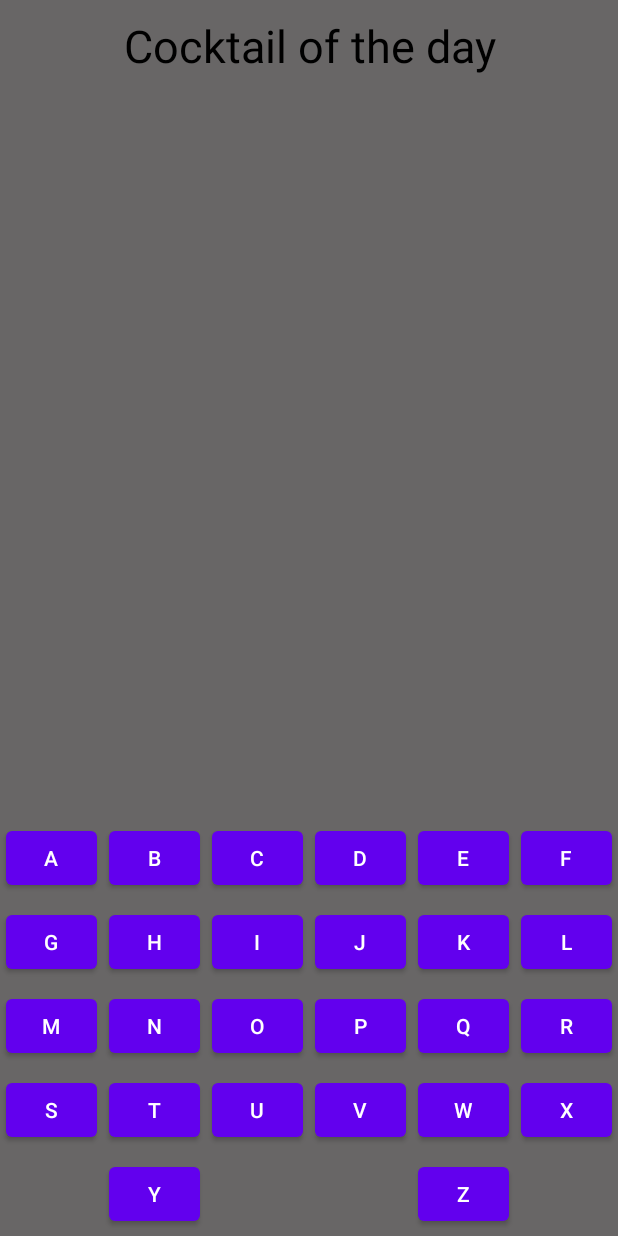
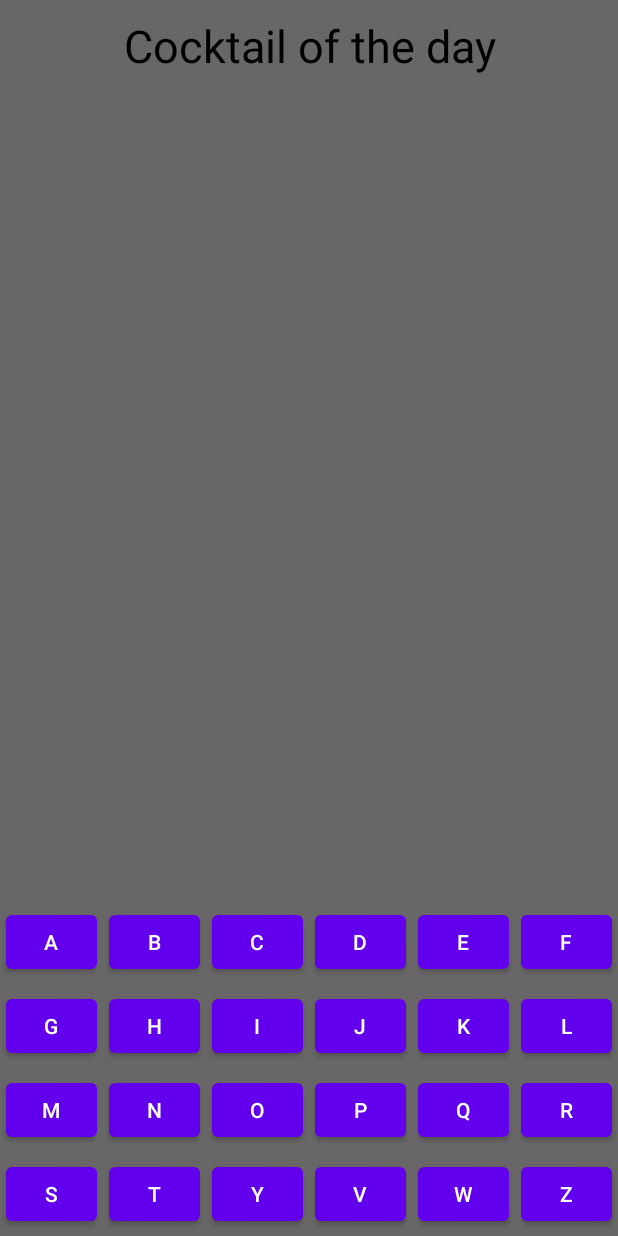
Before and after one commit to kuchumof/API_Cocktails, an Android app: the screen it shows after launch (MainActivity), on a phone screen of 412 x 824 dp. Run offline under Robolectric (Android 15) with nearby library versions, the phone set to English and light mode, and no system bars; our stand-ins replace Volley; network calls fail.

Commit message:
fix bug button U and X

```diff
--- a/app/src/main/java/com/example/api_cocktails/activities/MainActivity.java
+++ b/app/src/main/java/com/example/api_cocktails/activities/MainActivity.java
@@ -115,10 +115,8 @@ public class MainActivity extends AppCompatActivity {
             case R.id.button_r: openFirstLetterActivity("r"); break;
             case R.id.button_s: openFirstLetterActivity("s"); break;
             case R.id.button_t: openFirstLetterActivity("t"); break;
-            case R.id.button_u: openFirstLetterActivity("u"); break;
             case R.id.button_v: openFirstLetterActivity("v"); break;
             case R.id.button_w: openFirstLetterActivity("w"); break;
-            case R.id.button_x: openFirstLetterActivity("x"); break;
             case R.id.button_y: openFirstLetterActivity("y"); break;
             case R.id.button_z: openFirstLetterActivity("z"); break;
 
--- a/app/src/main/res/layout/activity_main.xml
+++ b/app/src/main/res/layout/activity_main.xml
@@ -226,7 +226,7 @@
         android:id="@+id/Line_4"
         android:layout_width="match_parent"
         android:layout_height="wrap_content"
-        android:layout_above="@id/Line_5"
+        android:layout_alignParentBottom="true"
         android:orientation="horizontal">
 
         <Button
@@ -248,13 +248,13 @@
             android:text="T" />
 
         <Button
-            android:id="@+id/button_u"
+            android:id="@+id/button_y"
             android:layout_width="0dp"
             android:layout_height="wrap_content"
             android:layout_margin="4dp"
             android:layout_weight="1"
             android:onClick="clickLetterButton"
-            android:text="U" />
+            android:text="Y" />
 
         <Button
             android:id="@+id/button_v"
@@ -275,60 +275,6 @@
             android:text="W" />
 
         <Button
-            android:id="@+id/button_x"
-            android:layout_width="0dp"
-            android:layout_height="wrap_content"
-            android:layout_margin="4dp"
-            android:layout_weight="1"
-            android:onClick="clickLetterButton"
-            android:text="X" />
-
-    </LinearLayout>
-
-    <LinearLayout
-        android:id="@+id/Line_5"
-        android:layout_width="match_parent"
-        android:layout_height="wrap_content"
-        android:layout_alignParentBottom="true"
-        android:orientation="horizontal">
-
-        <Button
-            android:id="@+id/button_aa"
-            android:layout_width="0dp"
-            android:layout_height="wrap_content"
-            android:layout_margin="4dp"
-            android:layout_weight="1"
-            android:text="aa"
-            android:visibility="invisible" />
-
-        <Button
-            android:id="@+id/button_y"
-            android:layout_width="0dp"
-            android:layout_height="wrap_content"
-            android:layout_margin="4dp"
-            android:layout_weight="1"
-            android:onClick="clickLetterButton"
-            android:text="Y" />
-
-        <Button
-            android:id="@+id/button_bb"
-            android:layout_width="0dp"
-            android:layout_height="wrap_content"
-            android:layout_margin="4dp"
-            android:layout_weight="1"
-            android:text="bb"
-            android:visibility="invisible" />
-
-        <Button
-            android:id="@+id/button_cc"
-            android:layout_width="0dp"
-            android:layout_height="wrap_content"
-            android:layout_margin="4dp"
-            android:layout_weight="1"
-            android:text="cc"
-            android:visibility="invisible" />
-
-        <Button
             android:id="@+id/button_z"
             android:layout_width="0dp"
             android:layout_height="wrap_content"
@@ -337,17 +283,9 @@
             android:onClick="clickLetterButton"
             android:text="Z" />
 
-        <Button
-            android:id="@+id/button_dd"
-            android:layout_width="0dp"
-            android:layout_height="wrap_content"
-            android:layout_margin="4dp"
-            android:layout_weight="1"
-            android:text="dd"
-            android:visibility="invisible" />
-
-
     </LinearLayout>
 
 
+
+
 </RelativeLayout>
```
